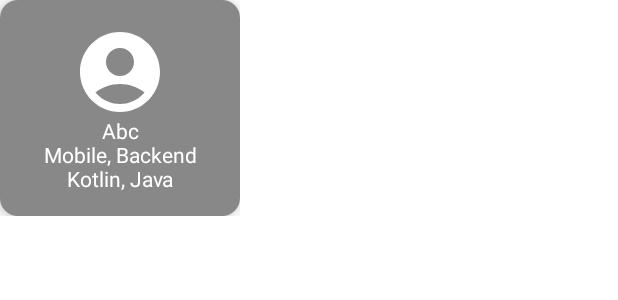
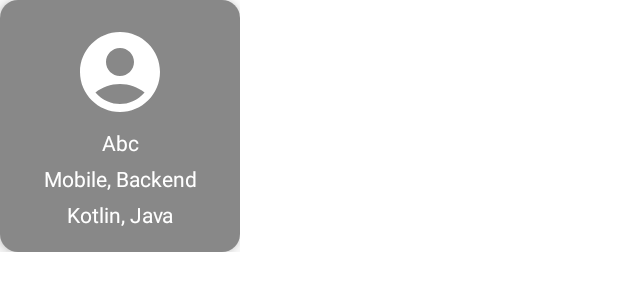
Before and after one commit to KaueMiziara/manifest-2024, an Android app built with Jetpack Compose: the @Preview function DeveloperCardPreview, on a phone screen of 412 x 824 dp. Shown: the top 300 px of the screen. Run offline under Robolectric (Android 15) with nearby library versions, the phone set to English and light mode, and no system bars.

Commit message:
ui: adjust DeveloperCard content alignment

```diff
--- a/app/src/main/java/org/manifest/manifest24/ui/components/home_page/developer/DeveloperCard.kt
+++ b/app/src/main/java/org/manifest/manifest24/ui/components/home_page/developer/DeveloperCard.kt
@@ -1,5 +1,6 @@
 package org.manifest.manifest24.ui.components.home_page.developer
 
+import androidx.compose.foundation.layout.Arrangement
 import androidx.compose.foundation.layout.Column
 import androidx.compose.foundation.layout.padding
 import androidx.compose.foundation.layout.size
@@ -14,6 +15,7 @@ import androidx.compose.runtime.Composable
 import androidx.compose.ui.Alignment
 import androidx.compose.ui.Modifier
 import androidx.compose.ui.graphics.Color
+import androidx.compose.ui.text.style.TextAlign
 import androidx.compose.ui.tooling.preview.Preview
 import androidx.compose.ui.unit.dp
 
@@ -28,6 +30,7 @@ fun DeveloperCard(
         ),
     ) {
         Column(
+            verticalArrangement = Arrangement.spacedBy(8.dp),
             horizontalAlignment = Alignment.CenterHorizontally,
             modifier = Modifier
                 .padding(16.dp)
@@ -37,15 +40,21 @@ fun DeveloperCard(
                 Icons.Rounded.AccountCircle,
                 contentDescription = "Profile picture placeholder",
                 tint = Color.White,
-                modifier = Modifier.size(64.dp)
+                modifier = Modifier.size(64.dp),
             )
-            Text(color = Color.White, text = name)
             Text(
                 color = Color.White,
+                textAlign = TextAlign.Center,
+                text = name,
+            )
+            Text(
+                color = Color.White,
+                textAlign = TextAlign.Center,
                 text = stacks.joinToString(", "),
             )
             Text(
                 color = Color.White,
+                textAlign = TextAlign.Center,
                 text = languages.joinToString(", "),
             )
         }
```
